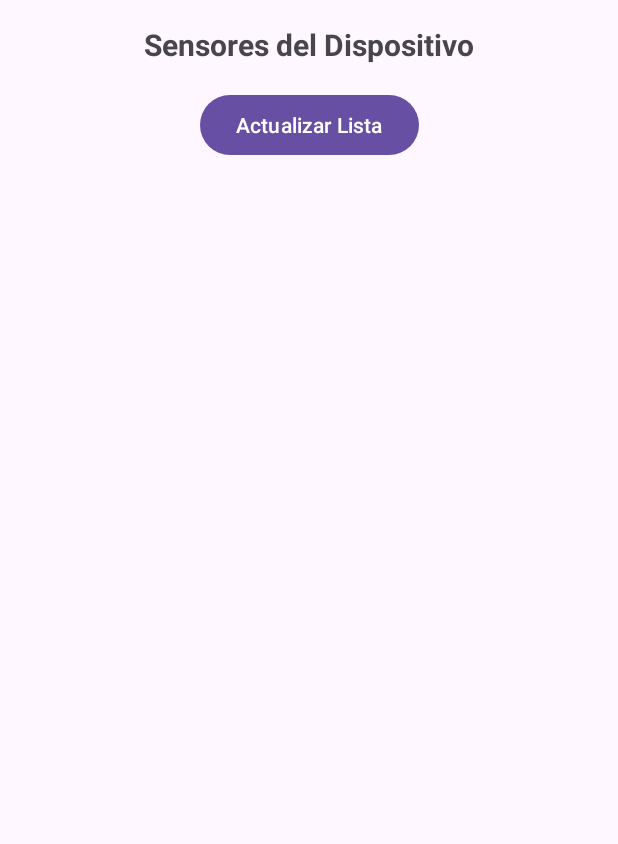
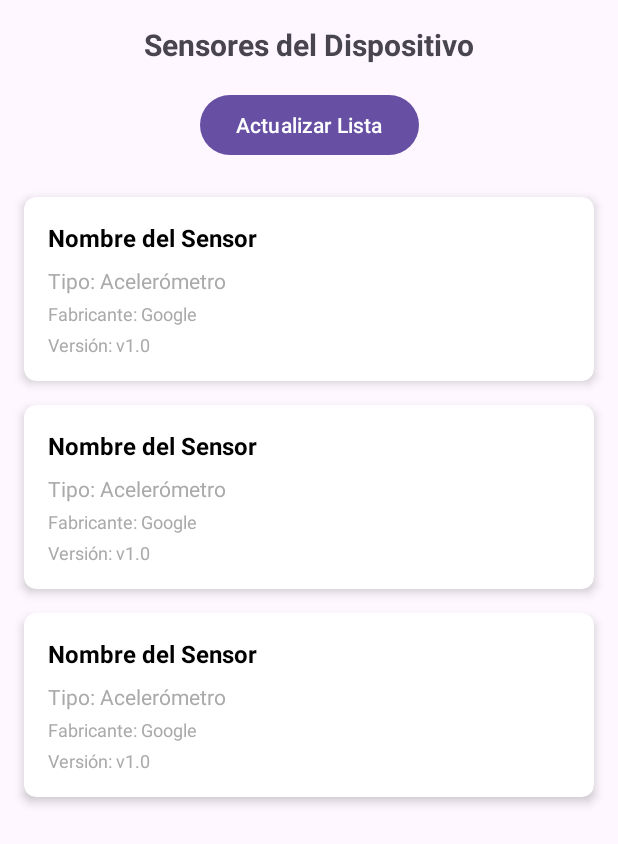
Before and after one commit to JosuePadillaUnivalle/ACMisSensores08Octubre, an Android app: the layout activity_main.xml on its own in the app's theme, with its tools: preview values and no code run, on a phone screen of 412 x 824 dp. Shown: the top 844 px of the screen. Run offline under Robolectric (Android 15) with nearby library versions, the phone set to English and light mode, and no system bars.

Commit message:
âœ¨ VersiÃ³n final: RecyclerView con GridLayout, 4 elementos por sensor, adapter mejorado

```diff
--- a/app/src/main/res/layout/activity_main.xml
+++ b/app/src/main/res/layout/activity_main.xml
@@ -29,17 +29,19 @@
         app:layout_constraintStart_toStartOf="parent"
         app:layout_constraintTop_toBottomOf="@id/titulo" />
 
-    <ListView
-        android:id="@+id/listaSensores"
+    <!-- RecyclerView con GridLayout de 2 columnas -->
+    <androidx.recyclerview.widget.RecyclerView
+        android:id="@+id/recyclerViewSensores"
         android:layout_width="0dp"
         android:layout_height="0dp"
         android:layout_marginTop="16dp"
-        android:layout_marginStart="16dp"
-        android:layout_marginEnd="16dp"
+        android:layout_marginStart="8dp"
+        android:layout_marginEnd="8dp"
         android:layout_marginBottom="16dp"
         app:layout_constraintBottom_toBottomOf="parent"
         app:layout_constraintEnd_toEndOf="parent"
         app:layout_constraintStart_toStartOf="parent"
-        app:layout_constraintTop_toBottomOf="@id/btnActualizar" />
+        app:layout_constraintTop_toBottomOf="@id/btnActualizar"
+        tools:listitem="@layout/item_sensor" />
 
 </androidx.constraintlayout.widget.ConstraintLayout>
--- /dev/null
+++ b/app/src/main/res/layout/item_sensor.xml
@@ -0,0 +1,58 @@
+<?xml version="1.0" encoding="utf-8"?>
+<androidx.cardview.widget.CardView xmlns:android="http://schemas.android.com/apk/res/android"
+    xmlns:app="http://schemas.android.com/apk/res-auto"
+    android:layout_width="match_parent"
+    android:layout_height="wrap_content"
+    android:layout_margin="8dp"
+    app:cardCornerRadius="8dp"
+    app:cardElevation="4dp">
+
+    <LinearLayout
+        android:layout_width="match_parent"
+        android:layout_height="wrap_content"
+        android:orientation="vertical"
+        android:padding="16dp">
+
+        <!-- Elemento 1: Nombre del sensor -->
+        <TextView
+            android:id="@+id/tvSensorName"
+            android:layout_width="match_parent"
+            android:layout_height="wrap_content"
+            android:text="Nombre del Sensor"
+            android:textColor="@android:color/black"
+            android:textSize="16sp"
+            android:textStyle="bold"
+            android:layout_marginBottom="8dp" />
+
+        <!-- Elemento 2: Tipo del sensor -->
+        <TextView
+            android:id="@+id/tvSensorType"
+            android:layout_width="match_parent"
+            android:layout_height="wrap_content"
+            android:text="Tipo: Acelerómetro"
+            android:textColor="@android:color/darker_gray"
+            android:textSize="14sp"
+            android:layout_marginBottom="4dp" />
+
+        <!-- Elemento 3: Fabricante -->
+        <TextView
+            android:id="@+id/tvManufacturer"
+            android:layout_width="match_parent"
+            android:layout_height="wrap_content"
+            android:text="Fabricante: Google"
+            android:textColor="@android:color/darker_gray"
+            android:textSize="12sp"
+            android:layout_marginBottom="4dp" />
+
+        <!-- Elemento 4: Versión -->
+        <TextView
+            android:id="@+id/tvVersion"
+            android:layout_width="match_parent"
+            android:layout_height="wrap_content"
+            android:text="Versión: v1.0"
+            android:textColor="@android:color/darker_gray"
+            android:textSize="12sp" />
+
+    </LinearLayout>
+
+</androidx.cardview.widget.CardView>
```
Also changed, not shown: app/build.gradle.kts (+7 -0 lines), app/src/main/java/com/example/missensores/MainActivity.java (+80 -21 lines), app/src/main/java/com/example/missensores/SensorAdapter.java (added, +99 -0 lines), app/src/main/java/com/example/missensores/SensorInfo.java (added, +27 -0 lines).
